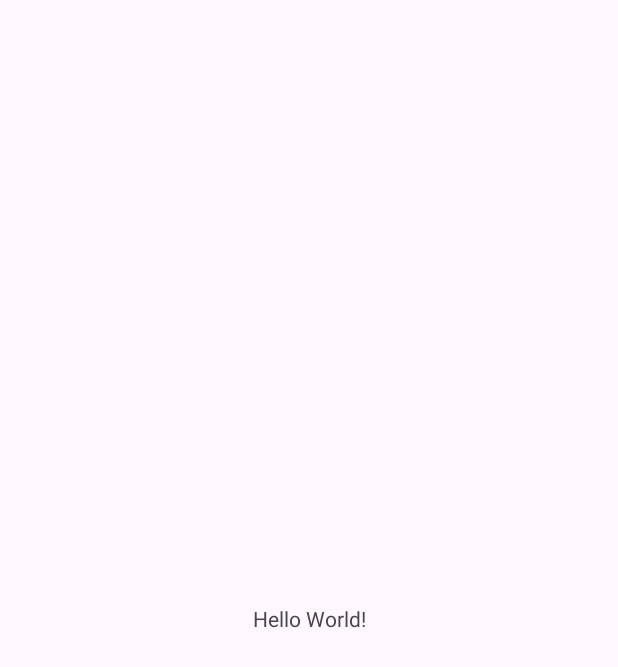
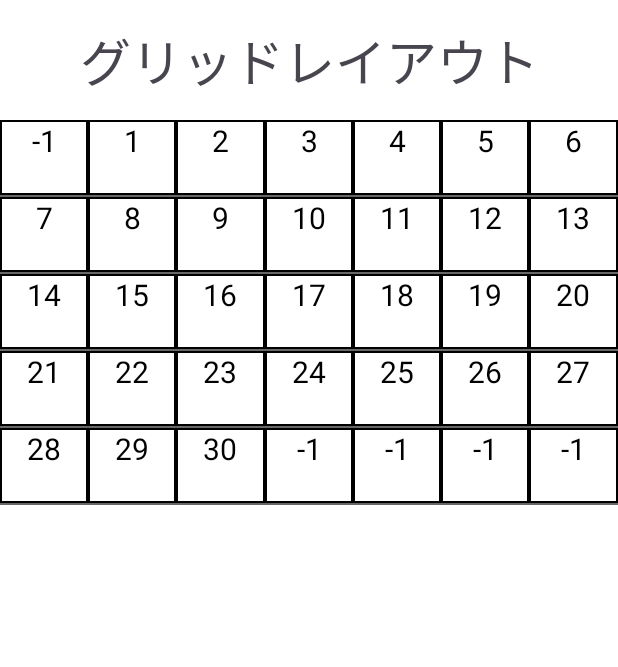
Before and after one commit to amefure/Android-KyounoUnchi, an Android app: the screen it shows after launch (MainActivity), on a phone screen of 412 x 824 dp. Before the commit the part shown is almost empty. Shown: the top 667 px of the screen. Run offline under Robolectric (Android 15) with nearby library versions, the phone set to English and light mode, and no system bars; our stand-ins replace AdMob.

Commit message:
カレンダーを表示するグリッドレイアウトの実装

```diff
--- a/app/src/main/AndroidManifest.xml
+++ b/app/src/main/AndroidManifest.xml
@@ -16,7 +16,7 @@
         <meta-data android:name="com.google.android.gms.ads.APPLICATION_ID"
             android:value="@string/admob_app_id"/>
         <activity
-            android:name=".MainActivity"
+            android:name=".View.MainActivity"
             android:exported="true">
             <intent-filter>
                 <action android:name="android.intent.action.MAIN" />
--- a/app/src/main/java/com/amefure/unchilog/MainActivity.kt
+++ b/app/src/main/java/com/amefure/unchilog/View/MainActivity.kt
@@ -1,14 +1,24 @@
-package com.amefure.unchilog
+package com.amefure.unchilog.View
 
+import android.os.Build
 import androidx.appcompat.app.AppCompatActivity
 import android.os.Bundle
+import androidx.annotation.RequiresApi
+import com.amefure.unchilog.R
 import com.google.android.gms.ads.MobileAds
 
+@RequiresApi(Build.VERSION_CODES.O)
 class MainActivity : AppCompatActivity() {
     override fun onCreate(savedInstanceState: Bundle?) {
         super.onCreate(savedInstanceState)
         setContentView(R.layout.activity_main)
         // 初期化
         MobileAds.initialize(this)
+
+        supportFragmentManager.beginTransaction().apply {
+            add(R.id.main_frame, PoopCalendarFragment())
+            addToBackStack(null)
+            commit()
+        }
     }
 }
--- /dev/null
+++ b/app/src/main/java/com/amefure/unchilog/View/PoopCalendarFragment.kt
@@ -0,0 +1,47 @@
+package com.amefure.unchilog.View
+
+import android.os.Build
+import android.os.Bundle
+import androidx.fragment.app.Fragment
+import android.view.LayoutInflater
+import android.view.View
+import android.view.ViewGroup
+import androidx.annotation.RequiresApi
+import androidx.recyclerview.widget.DividerItemDecoration
+import androidx.recyclerview.widget.GridLayoutManager
+import androidx.recyclerview.widget.RecyclerView
+import com.amefure.unchilog.R
+import com.amefure.unchilog.Repository.SCCalender.SCCalenderRepository
+import com.amefure.unchilog.View.RecycleViewSetting.PoopCalendarAdapter
+import kotlinx.coroutines.GlobalScope
+import kotlinx.coroutines.flow.collect
+import kotlinx.coroutines.launch
+
+@RequiresApi(Build.VERSION_CODES.O)
+class PoopCalendarFragment : Fragment() {
+
+    var sc = SCCalenderRepository()
+
+    override fun onCreateView(
+        inflater: LayoutInflater, container: ViewGroup?,
+        savedInstanceState: Bundle?
+    ): View? {
+        return inflater.inflate(R.layout.fragment_poop_calendar, container, false)
+    }
+
+    override fun onViewCreated(view: View, savedInstanceState: Bundle?) {
+        super.onViewCreated(view, savedInstanceState)
+
+        GlobalScope.launch {
+            sc.currentDates.collect {
+                val recyclerView: RecyclerView = view.findViewById(R.id.main_list)
+                recyclerView.layoutManager = GridLayoutManager(requireContext(), 7, RecyclerView.VERTICAL, false)
+                recyclerView.addItemDecoration(
+                    DividerItemDecoration(requireContext(), DividerItemDecoration.VERTICAL)
+                )
+                recyclerView.adapter = PoopCalendarAdapter(it)
+            }
+        }
+    }
+
+}
--- /dev/null
+++ b/app/src/main/java/com/amefure/unchilog/View/RecycleViewSetting/PoopCalendarAdapter.kt
@@ -0,0 +1,33 @@
+package com.amefure.unchilog.View.RecycleViewSetting
+
+import android.view.LayoutInflater
+import android.view.View
+import android.view.ViewGroup
+import android.widget.TextView
+import androidx.recyclerview.widget.RecyclerView
+import com.amefure.unchilog.Model.SCCalender.SCDate
+import com.amefure.unchilog.R
+
+class PoopCalendarAdapter(userList: List<SCDate>) :RecyclerView.Adapter<PoopCalendarAdapter.MainViewHolder>() {
+
+    private val _userList: MutableList<SCDate> = userList.toMutableList()
+    override fun getItemCount(): Int = _userList.size
+
+    override fun onCreateViewHolder(parent: ViewGroup, viewType: Int): MainViewHolder {
+        return MainViewHolder(
+            // XMLレイアウトファイルからViewオブジェクトを作成
+            LayoutInflater.from(parent.context).inflate(R.layout.fragment_calendar_the_day, parent, false)
+        )
+    }
+
+    override fun onBindViewHolder(holder: MainViewHolder, position: Int) {
+        val scdate = _userList[position]
+
+        holder.name.text = scdate.day.toString()
+    }
+
+    class MainViewHolder(itemView: View) : RecyclerView.ViewHolder(itemView) {
+        val name: TextView = itemView.findViewById(R.id.user_name)
+        val hobby: TextView = itemView.findViewById(R.id.user_hobby)
+    }
+}
--- /dev/null
+++ b/app/src/main/res/drawable/border_shape.xml
@@ -0,0 +1,9 @@
+<?xml version="1.0" encoding="utf-8"?>
+<shape xmlns:android="http://schemas.android.com/apk/res/android"
+    android:shape="rectangle">
+    <stroke
+        android:width="1dp"
+        android:color="@color/black"/>
+
+
+</shape>
--- a/app/src/main/res/layout/activity_main.xml
+++ b/app/src/main/res/layout/activity_main.xml
@@ -4,15 +4,17 @@
     xmlns:tools="http://schemas.android.com/tools"
     android:layout_width="match_parent"
     android:layout_height="match_parent"
-    tools:context=".MainActivity">
+    tools:context=".View.MainActivity"
+    android:background="@color/white">
 
-    <TextView
-        android:layout_width="wrap_content"
-        android:layout_height="wrap_content"
-        android:text="Hello World!"
+    <androidx.fragment.app.FragmentContainerView
+        android:id="@+id/main_frame"
+        android:layout_width="match_parent"
+        android:layout_height="match_parent"
         app:layout_constraintBottom_toBottomOf="parent"
         app:layout_constraintEnd_toEndOf="parent"
         app:layout_constraintStart_toStartOf="parent"
-        app:layout_constraintTop_toTopOf="parent" />
+        app:layout_constraintTop_toTopOf="parent"
+        android:elevation="10dp"/>
 
 </androidx.constraintlayout.widget.ConstraintLayout>
--- /dev/null
+++ b/app/src/main/res/layout/fragment_calendar_the_day.xml
@@ -0,0 +1,26 @@
+<?xml version="1.0" encoding="utf-8"?>
+<LinearLayout
+    xmlns:android="http://schemas.android.com/apk/res/android"
+    xmlns:app="http://schemas.android.com/apk/res-auto"
+    android:layout_width="match_parent"
+    android:layout_height="50dp"
+    android:orientation="vertical"
+    android:background="@drawable/border_shape"
+    >
+
+    <TextView
+        android:id="@+id/user_name"
+        android:textSize="20sp"
+        android:textColor="@android:color/black"
+        android:textAlignment="center"
+        android:layout_width="match_parent"
+        android:layout_height="wrap_content"/>
+
+    <TextView
+        android:id="@+id/user_hobby"
+        android:textSize="20sp"
+        android:textColor="@android:color/black"
+        android:textAlignment="center"
+        android:layout_width="match_parent"
+        android:layout_height="wrap_content"/>
+</LinearLayout>
--- /dev/null
+++ b/app/src/main/res/layout/fragment_poop_calendar.xml
@@ -0,0 +1,38 @@
+<?xml version="1.0" encoding="utf-8"?>
+<androidx.constraintlayout.widget.ConstraintLayout xmlns:android="http://schemas.android.com/apk/res/android"
+xmlns:app="http://schemas.android.com/apk/res-auto"
+xmlns:tools="http://schemas.android.com/tools"
+android:id="@+id/container"
+android:layout_width="match_parent"
+android:layout_height="match_parent"
+tools:context=".View.PoopCalendarFragment"
+    android:background="@color/white">
+
+<TextView
+    android:id="@+id/textView"
+    android:layout_width="wrap_content"
+    android:layout_height="wrap_content"
+    android:text="グリッドレイアウト"
+    android:textSize="34sp"
+    app:layout_constraintBottom_toTopOf="@+id/guideline2"
+    app:layout_constraintEnd_toEndOf="parent"
+    app:layout_constraintStart_toStartOf="parent"
+    app:layout_constraintTop_toTopOf="parent" />
+
+<androidx.constraintlayout.widget.Guideline
+    android:id="@+id/guideline2"
+    android:layout_width="wrap_content"
+    android:layout_height="wrap_content"
+    android:orientation="horizontal"
+    app:layout_constraintGuide_begin="80dp" />
+
+<androidx.recyclerview.widget.RecyclerView
+    android:id="@+id/main_list"
+    android:layout_width="match_parent"
+    android:layout_height="0dp"
+    app:layout_constraintBottom_toBottomOf="parent"
+    app:layout_constraintEnd_toEndOf="parent"
+    app:layout_constraintHorizontal_bias="0.0"
+    app:layout_constraintStart_toStartOf="parent"
+    app:layout_constraintTop_toTopOf="@+id/guideline2" />
+</androidx.constraintlayout.widget.ConstraintLayout>
```
